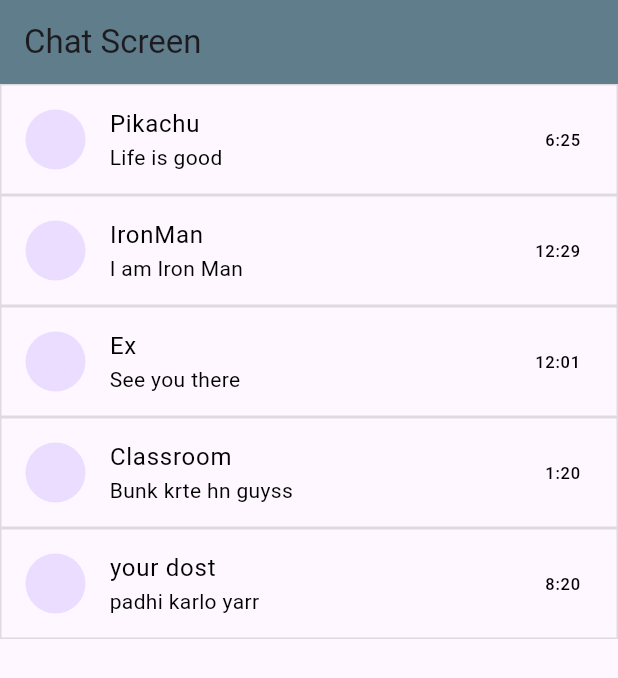
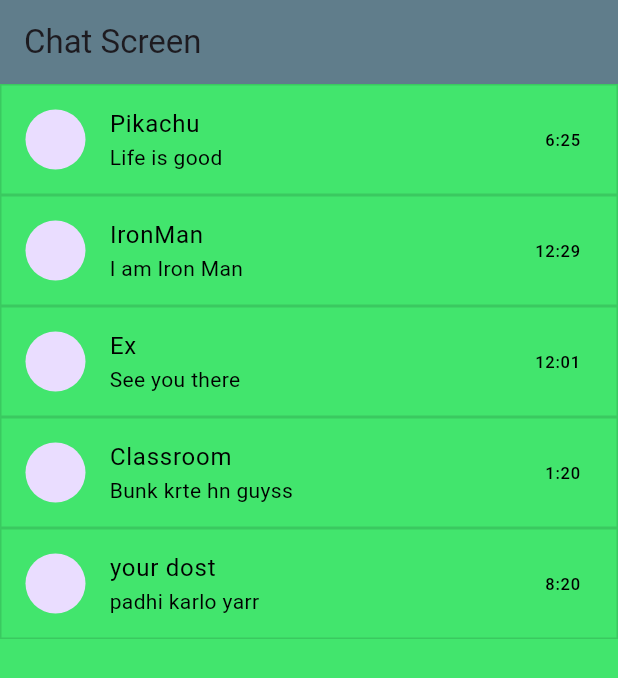
Before and after one commit to ossrndc/connectify, a Flutter app: the chat_screen screen opened directly, on a phone screen of 412 x 824 dp. Shown: the top 678 px of the screen. Run offline on Flutter 3.47's test engine with Material 3 defaults, Android fonts, the phone set to English and light mode, and no system bars.

Commit message:
change 2

```diff
--- a/lib/Screens/chat_screen.dart
+++ b/lib/Screens/chat_screen.dart
@@ -54,6 +54,7 @@ class _chat_screenState extends State<chat_screen> {
   Widget build(BuildContext context) {
     return
       Scaffold(
+        backgroundColor: Color.fromARGB(255, 66, 229, 109),
         appBar: AppBar(
           automaticallyImplyLeading: false,
           title:  Text('Chat Screen'),
```
